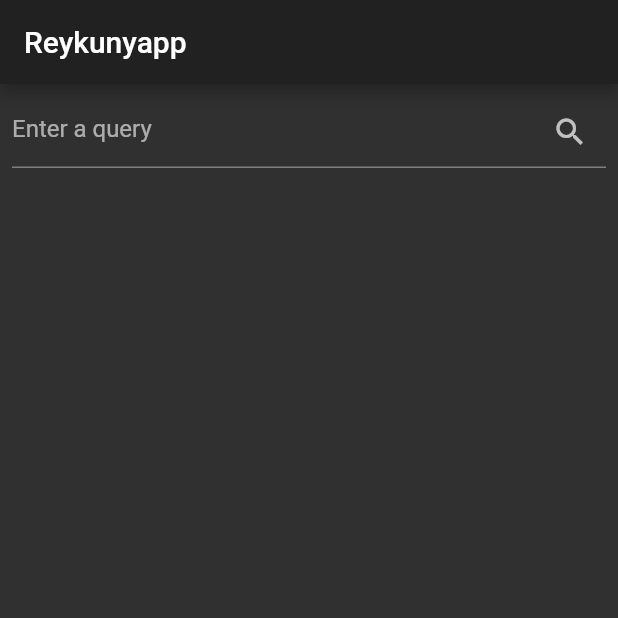
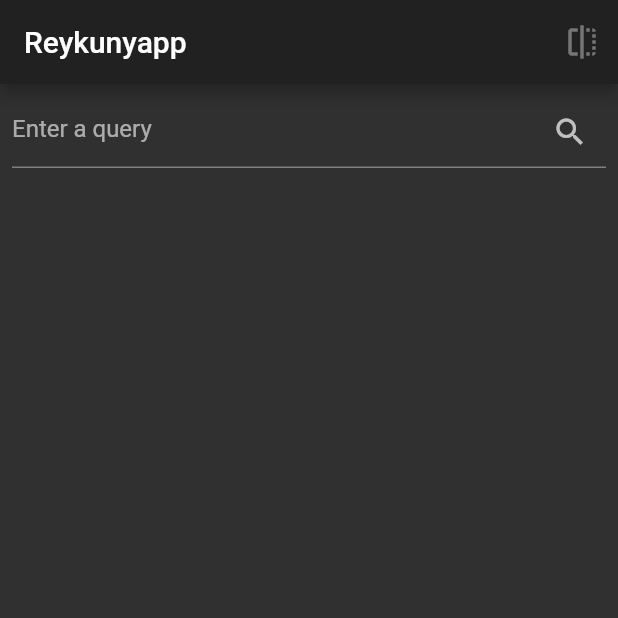
Before and after one commit to HoloTheDrunk/reykunyapp, a Flutter app: the screen it shows after launch, on a phone screen of 412 x 824 dp, the top half of it. Run offline on Flutter 3.47's test engine with Material 2 defaults, Android fonts, the phone set to English and light mode, and no system bars.

Commit message:
feat(front): Reverse search functionality.

```diff
--- a/lib/main.dart
+++ b/lib/main.dart
@@ -43,19 +43,39 @@
   }
 
   List<QueryResult> queryResults = [];
-  Random rand = Random();
+  bool reverseSearching = false;
 
   Future<List<QueryResult>> getFutureQueryResults(String query) {
-    Future<List<QueryResult>> futureQueryResults =
-        getQueryResults(query: query, language: 'en');
+    Future<List<QueryResult>> futureQueryResults = getQueryResults(
+        query: query, language: 'en', reversed: reverseSearching);
     return futureQueryResults;
   }
 
   @override
   Widget build(BuildContext context) {
+    final List<String> languages = <String>['Na\'vi', 'English', 'Fançais'];
     return Scaffold(
       appBar: AppBar(
         title: Text(widget.title),
+        actions: [
+          IconButton(
+            onPressed: () {
+              setState(
+                () {
+                  reverseSearching = !reverseSearching;
+                },
+              );
+            },
+            icon: Icon(
+              Icons.flip,
+              color: reverseSearching
+                  ? Theme.of(context).accentColor
+                  : Theme.of(context).disabledColor,
+            ),
+            tooltip: "Toggle reverse search",
+            enableFeedback: true,
+          ),
+        ],
       ),
       body: Column(
         children: [
@@ -150,6 +170,10 @@
   @override
   Widget build(BuildContext context) {
     TextSpan pronunciation = TextSpan(children: []);
+
+    print(queryResult.pronunciation.map((SpecialString ss) {
+      return ss.text;
+    }).toList());
     for (int i = 0; i < queryResult.pronunciation.length; i++) {
       pronunciation.children?.add(
         TextSpan(
@@ -161,6 +185,9 @@
         ),
       );
     }
+
+    print('coucou');
+    try {
       return Padding(
         padding: const EdgeInsets.only(left: 16.0, right: 16.0, bottom: 8.0),
         child: Container(
@@ -225,7 +252,8 @@
                   ],
                 ),
               ),
-            if (queryResult.declensions != null)
+              if (queryResult.declensions != null &&
+                  queryResult.declensions!.isNotEmpty)
                 Table(
                   defaultColumnWidth: FlexColumnWidth(),
                   children: [
@@ -268,7 +296,8 @@
                             // Text("lmao", style: TextStyle(color: randomColor())),
                             RichText(
                               text: parseDeclension(
-                                queryResult.declensions![j][i].text),
+                                queryResult.declensions![j][i].text,
+                              ),
                             )
                         ],
                       ),
@@ -278,6 +307,10 @@
           ),
         ),
       );
+    } catch (e) {
+      print('${queryResult.navi.text} is causing problems');
+      throw e;
+    }
   }
 }
 
```
Lines whose indentation alone changed are shown as unchanged.
